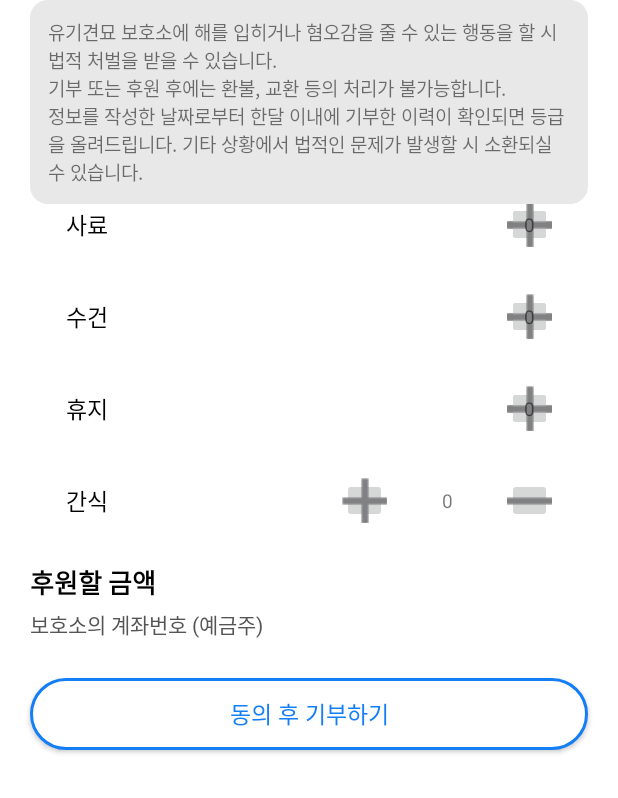
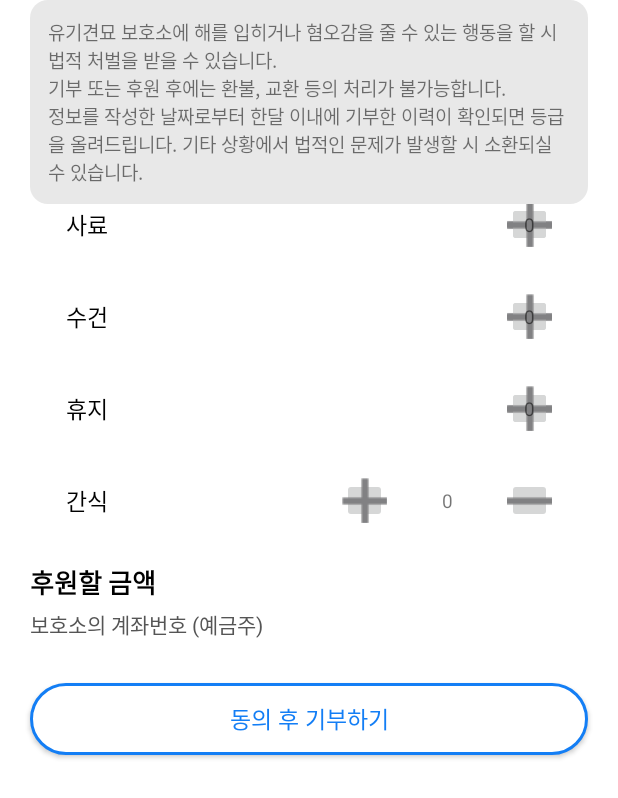
Before and after one commit to LHyunSoo/DonerPets, an Android app: the DonationActivity screen opened directly, with no data from a screen before it, on a phone screen of 412 x 824 dp. Shown: the top 798 px of the screen. Run offline under Robolectric (Android 15) with nearby library versions, the phone set to English and light mode, and no system bars; our stand-ins replace Firebase (no records; nobody signed in at launch, a user with empty details on screens opened directly).

Commit message:
update donation page

```diff
--- a/app/src/main/java/kr/hs/emirim/sookhee/donerpets_final/DonationActivity.java
+++ b/app/src/main/java/kr/hs/emirim/sookhee/donerpets_final/DonationActivity.java
@@ -231,6 +231,7 @@ public class DonationActivity extends AppCompatActivity {
         }
     }
 
+    //뒤로가기
     public void onBackClick(View v){
         super.onBackPressed();
     }
--- a/app/src/main/res/layout/activity_donation.xml
+++ b/app/src/main/res/layout/activity_donation.xml
@@ -5,7 +5,7 @@
     android:layout_width="match_parent"
     android:layout_height="match_parent"
     android:background="#fff"
-    tools:context=".TestActivity">
+    tools:context=".DonationActivity">
 
     <androidx.constraintlayout.widget.ConstraintLayout
         android:id="@+id/toolbar"
@@ -442,7 +442,7 @@
         android:layout_marginStart="20dp"
         android:layout_marginTop="8dp"
         android:layout_marginEnd="20dp"
-        android:layout_marginBottom="16dp"
+        android:layout_marginBottom="10dp"
         android:background="@drawable/button"
         android:onClick="onAllowDonation"
         android:shadowColor="#403066fe"
```
